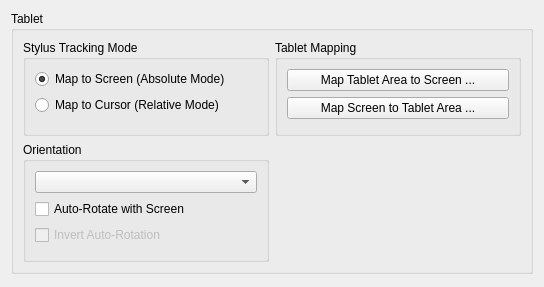
The window that src/kcmodule/tabletpagewidget.ui (KDE/wacomtablet) describes before a commit, drawn with Qt 5.
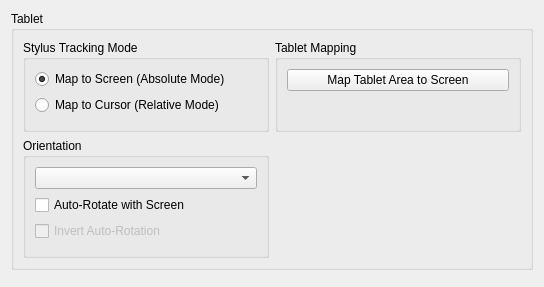
The same window after the commit. Icons and pictures are not drawn. Custom widgets are drawn as their Qt base class.

Commit message:
Removed "Screen to tablet mapping" button and classes.
The "map screen to tablet area" button and its classes were removed
becaue it is no longer required. All mapping can now be done in the
tablet mapping dialog.

Patch:
```diff
--- a/src/kcmodule/tabletpagewidget.ui
+++ b/src/kcmodule/tabletpagewidget.ui
@@ -83,30 +83,18 @@
           </property>
           <layout class="QVBoxLayout" name="verticalLayout_2">
            <item>
-            <widget class="QPushButton" name="padMappingScreenButton">
+            <widget class="QPushButton" name="padMappingTabletButton">
              <property name="sizePolicy">
               <sizepolicy hsizetype="MinimumExpanding" vsizetype="Fixed">
                <horstretch>0</horstretch>
                <verstretch>0</verstretch>
               </sizepolicy>
              </property>
-             <property name="text">
-              <string>Map Tablet Area to Screen ...</string>
-             </property>
-             <property name="icon">
-              <iconset theme="video-display">
-               <normaloff/>
-              </iconset>
-             </property>
-            </widget>
-           </item>
-           <item>
-            <widget class="QPushButton" name="padMappingTabletButton">
              <property name="toolTip">
               <string>Allows to specify the tabletarea for different screen selections  in absolute cursor mode.</string>
              </property>
              <property name="text">
-              <string>Map Screen to Tablet Area ...</string>
+              <string>Map Tablet Area to Screen</string>
              </property>
              <property name="icon">
               <iconset theme="input-tablet">
```
Left out of the diff: 19 changed lines with no effect on the pictures. The commit also changes 15 other files.
